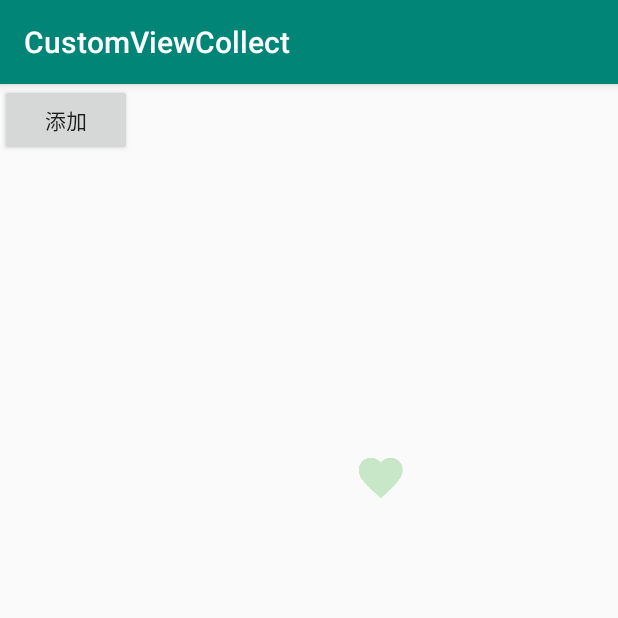
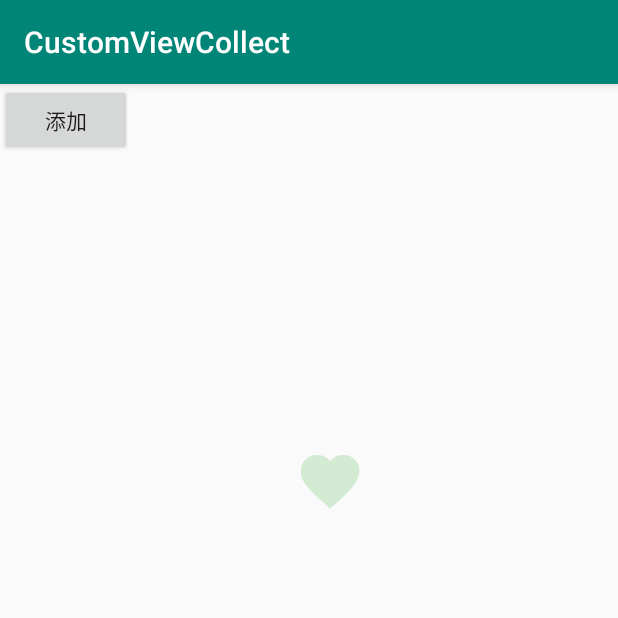
Before and after one commit to Doikki/DKWidget, an Android app: the TestLikeActivity screen opened directly, with no data from a screen before it, after a tap on "添加", on a phone screen of 412 x 824 dp, the top half of it. Run offline under Robolectric (Android 15) with nearby library versions, the phone set to English and light mode, and no system bars.

Commit message:
优化点赞效果

```diff
--- a/app/src/main/java/com/dueeeke/customviewcollect/like/LikeView.java
+++ b/app/src/main/java/com/dueeeke/customviewcollect/like/LikeView.java
@@ -1,20 +1,23 @@
 package com.dueeeke.customviewcollect.like;
 
+import android.animation.Animator;
+import android.animation.AnimatorListenerAdapter;
 import android.animation.AnimatorSet;
 import android.animation.ObjectAnimator;
 import android.animation.ValueAnimator;
 import android.content.Context;
+import android.content.res.TypedArray;
 import android.graphics.Color;
 import android.graphics.PointF;
 import android.graphics.drawable.Drawable;
 import android.support.annotation.NonNull;
 import android.support.annotation.Nullable;
-import android.support.v4.content.ContextCompat;
 import android.support.v4.graphics.drawable.DrawableCompat;
 import android.util.AttributeSet;
-import android.util.TypedValue;
 import android.view.Gravity;
 import android.view.View;
+import android.view.ViewGroup;
+import android.view.ViewParent;
 import android.widget.FrameLayout;
 import android.widget.ImageView;
 
@@ -25,6 +28,10 @@ import java.util.Random;
 public class LikeView extends FrameLayout {
 
     private LayoutParams mLayoutParams;
+
+    private int mImageSize;
+
+    private Drawable mLikeDrawable;
 
     private Random mRandom = new Random();
 
@@ -38,20 +45,22 @@ public class LikeView extends FrameLayout {
 
     public LikeView(Context context, @Nullable AttributeSet attrs, int defStyleAttr) {
         super(context, attrs, defStyleAttr);
+        TypedArray typedArray = context.obtainStyledAttributes(attrs, R.styleable.LikeView);
+        mLikeDrawable = typedArray.getDrawable(R.styleable.LikeView_imageSrc);
+        mImageSize = (int) typedArray.getDimension(R.styleable.LikeView_imageSize, 30);
+        typedArray.recycle();
 
-        mLayoutParams = new LayoutParams(dp2px(30), dp2px(30), Gravity.BOTTOM | Gravity.CENTER);
-
+        mLayoutParams = new LayoutParams(mImageSize, mImageSize, Gravity.BOTTOM | Gravity.CENTER);
     }
 
 
     public void addDrawable() {
-        Drawable drawable = ContextCompat.getDrawable(getContext(), R.drawable.ic_love);
         int color = Color.argb(255, mRandom.nextInt(255), mRandom.nextInt(255), mRandom.nextInt(255));
-        drawable = tintDrawable(drawable, color);
+        Drawable drawable = tintDrawable(mLikeDrawable, color);
         ImageView imageView = new ImageView(getContext());
         imageView.setImageDrawable(drawable);
         addView(imageView, mLayoutParams);
-        AnimatorSet enter = getAnim(imageView);
+        AnimatorSet enter = getEnterAnim(imageView);
         ValueAnimator path = getBezierValueAnimator(imageView);
 
         AnimatorSet all = new AnimatorSet();
@@ -60,7 +69,7 @@ public class LikeView extends FrameLayout {
     }
 
 
-    private AnimatorSet getAnim(View view) {
+    private AnimatorSet getEnterAnim(View view) {
         AnimatorSet enter = new AnimatorSet();
         ObjectAnimator alpha = ObjectAnimator.ofFloat(view, "alpha", 0, 1f);
 
@@ -82,11 +91,6 @@ public class LikeView extends FrameLayout {
         return wrappedDrawable;
     }
 
-    private int dp2px(int dp) {
-        return (int) TypedValue.applyDimension(TypedValue.COMPLEX_UNIT_DIP, dp, getResources().getDisplayMetrics());
-    }
-
-
     /**
      * 贝塞尔曲线动画(核心，不断的修改ImageView的坐标ponintF(x,y) )
      */
@@ -95,10 +99,9 @@ public class LikeView extends FrameLayout {
         PointF pointF2 = getPointF(2);
         PointF pointF1 = getPointF(1);
         // 起点位置
-        PointF pointF0 = new PointF((float) getWidth() / 2 - loveIv.getWidth(), getHeight()
-                - (float)loveIv.getHeight());
+        PointF pointF0 = new PointF((float) getWidth() / 2 - mImageSize / 2, getHeight() - mImageSize);
         // 结束的位置
-        PointF pointF3 = new PointF(mRandom.nextInt(getWidth()), 0);
+        PointF pointF3 = new PointF(mRandom.nextInt(getWidth()) - mImageSize, 0);
         // 估值器Evaluator,来控制view的行驶路径（不断的修改point.x,point.y）
         BezierEvaluator evaluator = new BezierEvaluator(pointF1, pointF2);
         // 属性动画不仅仅改变View的属性，还可以改变自定义的属性
@@ -112,7 +115,17 @@ public class LikeView extends FrameLayout {
                 PointF pointF = (PointF) animation.getAnimatedValue();
                 loveIv.setX(pointF.x);
                 loveIv.setY(pointF.y);
-                loveIv.setAlpha(1 - animation.getAnimatedFraction() + 0.1f);// 得到百分比
+                loveIv.setAlpha(1 - animation.getAnimatedFraction());// 得到百分比
+            }
+        });
+        animator.addListener(new AnimatorListenerAdapter() {
+            @Override
+            public void onAnimationEnd(Animator animation) {
+                super.onAnimationEnd(animation);
+                ViewParent parent = loveIv.getParent();
+                if (parent instanceof ViewGroup) {
+                    ((ViewGroup) parent).removeView(loveIv);
+                }
             }
         });
         animator.setTarget(loveIv);
@@ -121,6 +134,6 @@ public class LikeView extends FrameLayout {
     }
 
     private PointF getPointF(int i) {
-        return new PointF(mRandom.nextInt(getWidth()), mRandom.nextInt(getHeight()) / 2 * i);
+        return new PointF(mRandom.nextInt(getWidth()) - mImageSize, mRandom.nextInt(getHeight()) / 2 * i);
     }
 }
--- a/app/src/main/res/layout/activity_test_like.xml
+++ b/app/src/main/res/layout/activity_test_like.xml
@@ -9,7 +9,9 @@
     <com.dueeeke.customviewcollect.like.LikeView
         android:id="@+id/like"
         android:layout_width="match_parent"
-        android:layout_height="match_parent"/>
+        android:layout_height="match_parent"
+        app:imageSrc="@drawable/ic_love"
+        app:imageSize="40dp"/>
 
     <Button
         android:id="@+id/add"
--- a/app/src/main/res/values/attrs.xml
+++ b/app/src/main/res/values/attrs.xml
@@ -18,4 +18,9 @@
         <attr name="normalColor" format="color" />
         <attr name="alphabetSize" format="dimension" />
     </declare-styleable>
+
+    <declare-styleable name="LikeView">
+        <attr name="imageSize" format="dimension"/>
+        <attr name="imageSrc" format="reference"/>
+    </declare-styleable>
 </resources>
```
Also changed, not shown: 1 other file.
